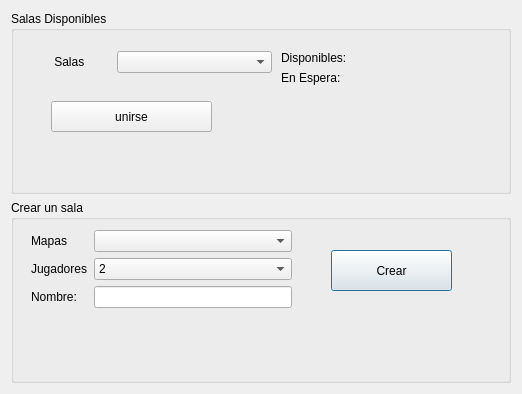
Qt form client/ui/mapwindow.ui (FrancoLiberali/Worms-TallerI) before a commit.
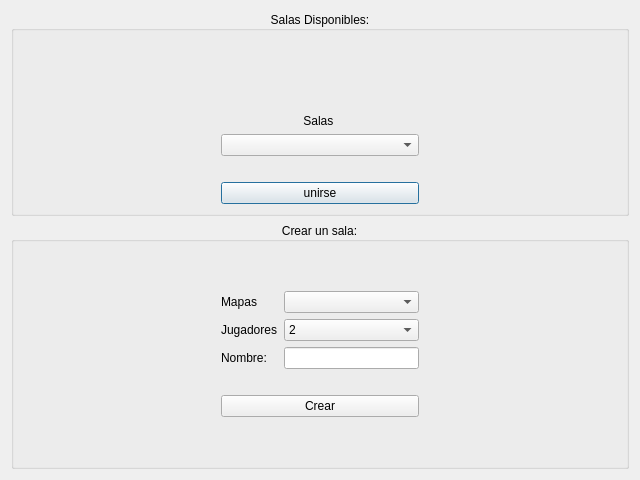
The same form after that commit.

Diff of the .ui file:
```diff
--- a/client/ui/mapwindow.ui
+++ b/client/ui/mapwindow.ui
@@ -6,31 +6,120 @@
    <rect>
     <x>0</x>
     <y>0</y>
-    <width>522</width>
-    <height>394</height>
+    <width>640</width>
+    <height>480</height>
    </rect>
   </property>
   <property name="windowTitle">
    <string>Dialog</string>
   </property>
   <layout class="QGridLayout" name="gridLayout">
+   <item row="0" column="0">
+    <widget class="QGroupBox" name="groupBox">
+     <property name="enabled">
+      <bool>true</bool>
+     </property>
+     <property name="title">
+      <string>Salas Disponibles:</string>
+     </property>
+     <property name="alignment">
+      <set>Qt::AlignCenter</set>
+     </property>
+     <layout class="QGridLayout" name="gridLayout_2">
+      <item row="0" column="0">
+       <spacer name="horizontalSpacer_2">
+        <property name="orientation">
+         <enum>Qt::Horizontal</enum>
+        </property>
+        <property name="sizeHint" stdset="0">
+         <size>
+          <width>40</width>
+          <height>20</height>
+         </size>
+        </property>
+       </spacer>
+      </item>
+      <item row="0" column="1">
+       <layout class="QVBoxLayout" name="verticalLayout">
+        <item>
+         <spacer name="verticalSpacer_2">
+          <property name="orientation">
+           <enum>Qt::Vertical</enum>
+          </property>
+          <property name="sizeHint" stdset="0">
+           <size>
+            <width>20</width>
+            <height>40</height>
+           </size>
+          </property>
+         </spacer>
+        </item>
+        <item>
+         <widget class="QLabel" name="label">
+          <property name="text">
+           <string>       Salas        </string>
+          </property>
+          <property name="alignment">
+           <set>Qt::AlignCenter</set>
+          </property>
+         </widget>
+        </item>
+        <item>
+         <widget class="QComboBox" name="cmb_salas"/>
+        </item>
+        <item>
+         <spacer name="horizontalSpacer_3">
+          <property name="orientation">
+           <enum>Qt::Horizontal</enum>
+          </property>
+          <property name="sizeHint" stdset="0">
+           <size>
+            <width>40</width>
+            <height>20</height>
+           </size>
+          </property>
+         </spacer>
+        </item>
+        <item>
+         <widget class="QPushButton" name="btn_unirse">
+          <property name="text">
+           <string>unirse</string>
+          </property>
+         </widget>
+        </item>
+       </layout>
+      </item>
+      <item row="0" column="2">
+       <spacer name="horizontalSpacer">
+        <property name="orientation">
+         <enum>Qt::Horizontal</enum>
+        </property>
+        <property name="sizeHint" stdset="0">
+         <size>
+          <width>40</width>
+          <height>20</height>
+         </size>
+        </property>
+       </spacer>
+      </item>
+     </layout>
+    </widget>
+   </item>
    <item row="1" column="0">
     <widget class="QGroupBox" name="groupBox_2">
      <property name="title">
-      <string>Crear un sala</string>
+      <string>Crear un sala:</string>
+     </property>
+     <property name="alignment">
+      <set>Qt::AlignCenter</set>
      </property>
      <property name="flat">
       <bool>false</bool>
      </property>
-     <widget class="QWidget" name="formLayoutWidget_3">
-      <property name="geometry">
-       <rect>
-        <x>20</x>
-        <y>30</y>
-        <width>261</width>
-        <height>131</height>
-       </rect>
-      </property>
+     <layout class="QGridLayout" name="gridLayout_3">
+      <item row="1" column="2">
+       <layout class="QVBoxLayout" name="verticalLayout_6">
+        <item>
       <layout class="QFormLayout" name="formLayout_4">
        <item row="0" column="0">
         <widget class="QLabel" name="label_4">
@@ -39,6 +128,9 @@
          </property>
         </widget>
        </item>
+          <item row="0" column="1">
+           <widget class="QComboBox" name="cmb_maps"/>
+          </item>
        <item row="1" column="0">
         <widget class="QLabel" name="label_5">
          <property name="text">
@@ -46,28 +138,6 @@
          </property>
         </widget>
        </item>
-       <item row="1" column="1">
-        <widget class="QComboBox" name="cmb_jugadores">
-         <item>
-          <property name="text">
-           <string>2</string>
-          </property>
-         </item>
-         <item>
-          <property name="text">
-           <string>3</string>
-          </property>
-         </item>
-         <item>
-          <property name="text">
-           <string>4</string>
-          </property>
-         </item>
-        </widget>
-       </item>
-       <item row="0" column="1">
-        <widget class="QComboBox" name="cmb_maps"/>
-       </item>
        <item row="2" column="0">
         <widget class="QLabel" name="label_6">
          <property name="text">
@@ -78,89 +148,102 @@
        <item row="2" column="1">
         <widget class="QLineEdit" name="lineNameRoom"/>
        </item>
-      </layout>
-     </widget>
+          <item row="1" column="1">
+           <widget class="QComboBox" name="cmb_jugadores">
+            <item>
+             <property name="text">
+              <string>2</string>
+             </property>
+            </item>
+            <item>
+             <property name="text">
+              <string>3</string>
+             </property>
+            </item>
+            <item>
+             <property name="text">
+              <string>4</string>
+             </property>
+            </item>
+           </widget>
+          </item>
+         </layout>
+        </item>
+        <item>
+         <spacer name="horizontalSpacer_6">
+          <property name="orientation">
+           <enum>Qt::Horizontal</enum>
+          </property>
+          <property name="sizeHint" stdset="0">
+           <size>
+            <width>40</width>
+            <height>20</height>
+           </size>
+          </property>
+         </spacer>
+        </item>
+        <item>
      <widget class="QPushButton" name="btn_crear">
-      <property name="geometry">
-       <rect>
-        <x>320</x>
-        <y>50</y>
-        <width>121</width>
-        <height>41</height>
-       </rect>
-      </property>
       <property name="text">
        <string>Crear</string>
       </property>
      </widget>
-    </widget>
-   </item>
+        </item>
+       </layout>
+      </item>
    <item row="0" column="0">
-    <widget class="QGroupBox" name="groupBox">
-     <property name="title">
-      <string>Salas Disponibles</string>
-     </property>
-     <widget class="QWidget" name="formLayoutWidget">
-      <property name="geometry">
-       <rect>
-        <x>20</x>
-        <y>40</y>
-        <width>241</width>
-        <height>41</height>
-       </rect>
-      </property>
-      <layout class="QFormLayout" name="formLayout_2">
-       <item row="0" column="0">
-        <widget class="QLabel" name="label">
-         <property name="text">
-          <string>       Salas        </string>
-         </property>
-        </widget>
-       </item>
-       <item row="0" column="1">
-        <widget class="QComboBox" name="cmb_salas"/>
-       </item>
-      </layout>
-     </widget>
-     <widget class="QWidget" name="formLayoutWidget_2">
-      <property name="geometry">
-       <rect>
-        <x>270</x>
-        <y>40</y>
-        <width>211</width>
-        <height>81</height>
-       </rect>
-      </property>
-      <layout class="QFormLayout" name="formLayout_3">
-       <item row="0" column="0">
-        <widget class="QLabel" name="label_2">
-         <property name="text">
-          <string>Disponibles:</string>
-         </property>
-        </widget>
-       </item>
-       <item row="1" column="0">
-        <widget class="QLabel" name="label_3">
-         <property name="text">
-          <string>En Espera:</string>
-         </property>
-        </widget>
-       </item>
-      </layout>
-     </widget>
-     <widget class="QPushButton" name="btn_unirse">
-      <property name="geometry">
-       <rect>
-        <x>40</x>
-        <y>90</y>
-        <width>161</width>
-        <height>31</height>
-       </rect>
-      </property>
-      <property name="text">
-       <string>unirse</string>
-      </property>
-     </widget>
+       <spacer name="horizontalSpacer_4">
+        <property name="orientation">
+         <enum>Qt::Horizontal</enum>
+        </property>
+        <property name="sizeHint" stdset="0">
+         <size>
+          <width>40</width>
+          <height>20</height>
+         </size>
+        </property>
+       </spacer>
+      </item>
+      <item row="0" column="3">
+       <spacer name="horizontalSpacer_5">
+        <property name="orientation">
+         <enum>Qt::Horizontal</enum>
+        </property>
+        <property name="sizeHint" stdset="0">
+         <size>
+          <width>40</width>
+          <height>20</height>
+         </size>
+        </property>
+       </spacer>
+      </item>
+      <item row="2" column="2">
+       <spacer name="verticalSpacer">
+        <property name="orientation">
+         <enum>Qt::Vertical</enum>
+        </property>
+        <property name="sizeHint" stdset="0">
+         <size>
+          <width>20</width>
+          <height>40</height>
+         </size>
+        </property>
+       </spacer>
+      </item>
+      <item row="0" column="2">
+       <spacer name="verticalSpacer_3">
+        <property name="orientation">
+         <enum>Qt::Vertical</enum>
+        </property>
+        <property name="sizeHint" stdset="0">
+         <size>
+          <width>20</width>
+          <height>40</height>
+         </size>
+        </property>
+       </spacer>
+      </item>
+     </layout>
     </widget>
    </item>
   </layout>
```
Lines whose indentation alone changed are shown as unchanged.
